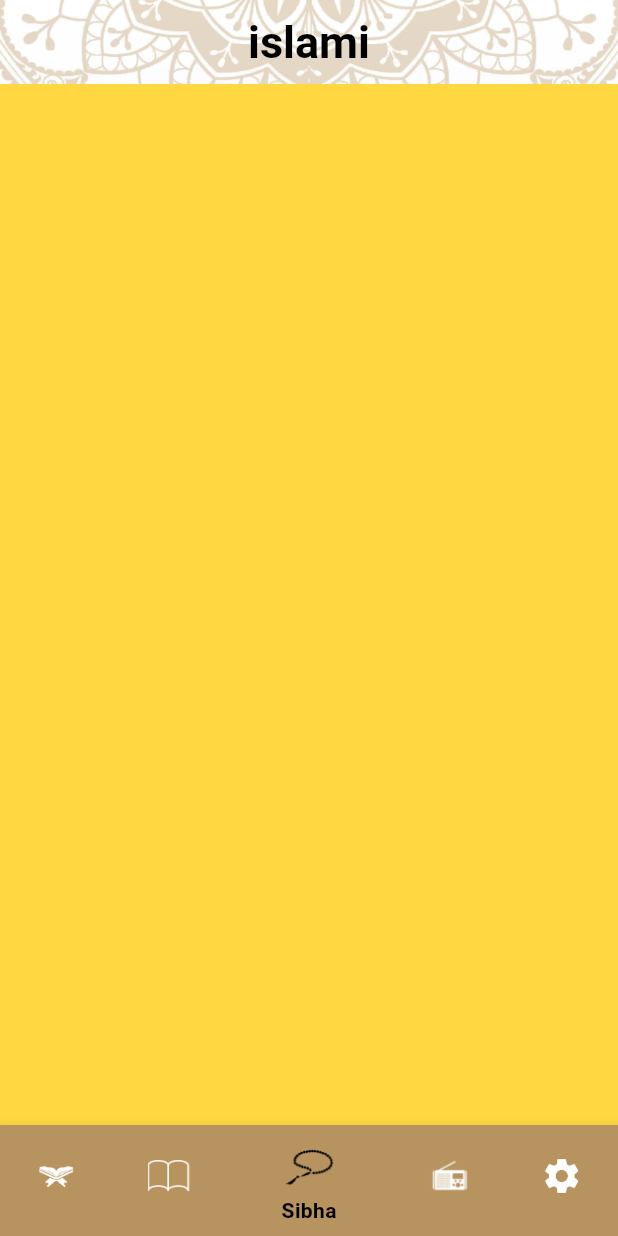
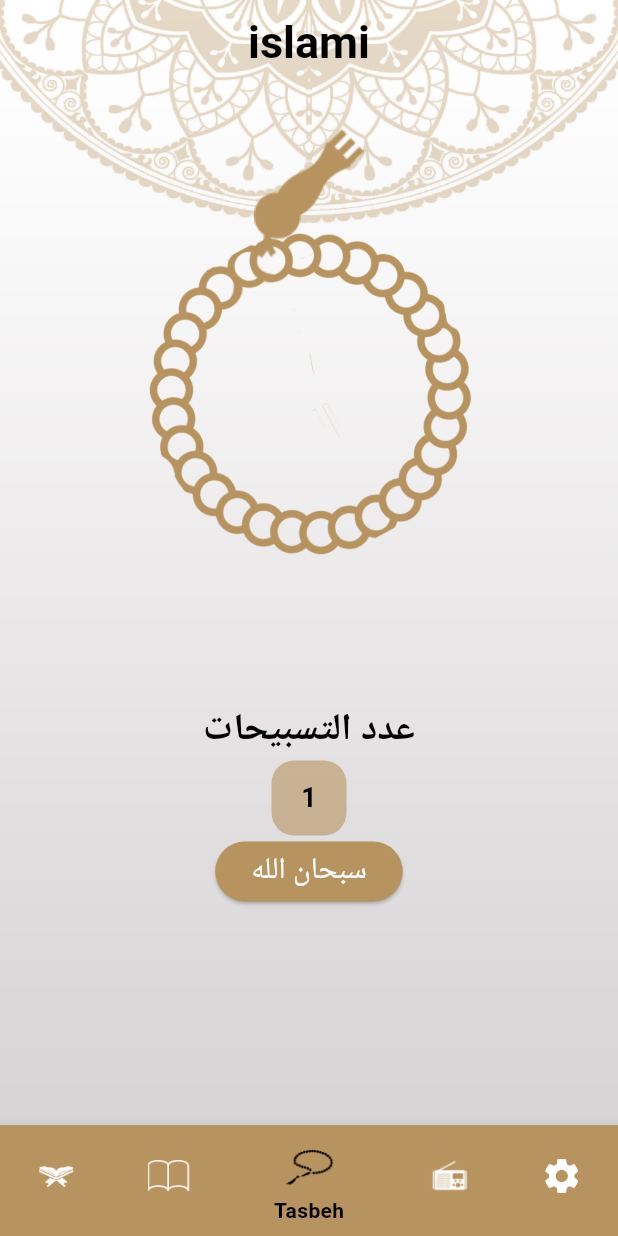
Before and after one commit to osos2511/quran_app, a Flutter app: the screen it shows after launch, item 3 of the bottom bar chosen, on a phone screen of 412 x 824 dp. Run offline on Flutter 3.47's test engine with Material 3 defaults, Android fonts, the phone set to English and light mode, and no system bars; generated files the repository leaves out were written again.

Commit message:
+ localization

```diff
--- /dev/null
+++ b/l10n.yaml
@@ -0,0 +1,3 @@
+arb-dir: lib/l10n
+template-arb-file: app_en.arb
+output-localization-file: app_localizations.dart
--- a/lib/config/theme/my_theme.dart
+++ b/lib/config/theme/my_theme.dart
@@ -27,6 +27,11 @@ class MyTheme {
       ),
     ),
     textTheme: const TextTheme(
+      bodyLarge: TextStyle(
+        color: Colors.black,
+        fontWeight: FontWeight.w600,
+        fontSize: 25,
+      ),
       titleSmall: TextStyle(
         fontWeight: FontWeight.w400,
         fontSize: 25,
--- a/lib/core/utils/assets_manager.dart
+++ b/lib/core/utils/assets_manager.dart
@@ -8,4 +8,6 @@ class AssetsManager {
   static const String radioIcon = 'assets/images/icon_radio.png';
   static const String quranHeaderImage = 'assets/images/quran_header_image.png';
   static const String hadithHeaderImage = 'assets/images/hadith_header.png';
+  static const String sebhaHeaderImage = 'assets/images/seb7a head.png';
+  static const String sebhaBodyImage = 'assets/images/seb7a_body.png';
 }
--- a/lib/my_app/my_app.dart
+++ b/lib/my_app/my_app.dart
@@ -1,4 +1,6 @@
 import 'package:flutter/material.dart';
+import 'package:flutter_gen/gen_l10n/app_localizations.dart';
+import 'package:flutter_localizations/flutter_localizations.dart';
 import 'package:islami_app/config/theme/my_theme.dart';
 import 'package:islami_app/core/utils/routes_manager.dart';
 import 'package:islami_app/presentation/home/home_screen.dart';
@@ -13,6 +15,18 @@ class MyApp extends StatelessWidget {
   Widget build(BuildContext context) {
     return MaterialApp(
       debugShowCheckedModeBanner: false,
+      localizationsDelegates: [
+        AppLocalizations.delegate, // Add this line
+
+        GlobalMaterialLocalizations.delegate,
+        GlobalWidgetsLocalizations.delegate,
+        GlobalCupertinoLocalizations.delegate,
+      ],
+      supportedLocales: [
+        Locale('en'), // English
+        Locale('ar'), // Arabic
+      ],
+      locale: Locale('en'),
       routes: {
         RoutesManager.homeRoute: (_) => HomeScreen(),
         RoutesManager.splashRoute: (_) => const SplashScreen(),
@@ -21,6 +35,7 @@ class MyApp extends StatelessWidget {
       },
       initialRoute: RoutesManager.splashRoute,
       theme: MyTheme.lightTheme,
+      themeMode: ThemeMode.dark,
     );
   }
 }
--- a/lib/presentation/home/home_screen.dart
+++ b/lib/presentation/home/home_screen.dart
@@ -1,6 +1,6 @@
 import 'package:flutter/material.dart';
+import 'package:flutter_gen/gen_l10n/app_localizations.dart';
 import 'package:islami_app/core/utils/assets_manager.dart';
-import 'package:islami_app/core/utils/strings_manager.dart';
 import 'package:islami_app/presentation/home/tabs/hadith_tab/hadith_tab.dart';
 import 'package:islami_app/presentation/home/tabs/quran_tab/quran_tab.dart';
 import 'package:islami_app/presentation/home/tabs/radio_tab/radio_tab.dart';
@@ -36,7 +36,7 @@ class _HomeScreenState extends State<HomeScreen> {
       ),
       child: Scaffold(
         appBar: AppBar(
-          title: const Text(StringsManager.appTitle),
+          title: Text(AppLocalizations.of(context)!.app_title),
         ),
         bottomNavigationBar: BottomNavigationBar(
           currentIndex: selectedIndex,
@@ -52,29 +52,29 @@ class _HomeScreenState extends State<HomeScreen> {
                 icon: const ImageIcon(
                   AssetImage(AssetsManager.quranIcon),
                 ),
-                label: StringsManager.quranLabel),
+                label: AppLocalizations.of(context)!.quran_tab),
             BottomNavigationBarItem(
                 backgroundColor: Theme.of(context).primaryColor,
                 icon: const ImageIcon(
                   AssetImage(AssetsManager.hadithIcon),
                 ),
-                label: StringsManager.hadithLabel),
+                label: AppLocalizations.of(context)!.hadith_tab),
             BottomNavigationBarItem(
                 backgroundColor: Theme.of(context).primaryColor,
                 icon: const ImageIcon(
                   AssetImage(AssetsManager.sibhaIcon),
                 ),
-                label: StringsManager.sibhaLabel),
+                label: AppLocalizations.of(context)!.tasbeh_tab),
             BottomNavigationBarItem(
                 backgroundColor: Theme.of(context).primaryColor,
                 icon: const ImageIcon(
                   AssetImage(AssetsManager.radioIcon),
                 ),
-                label: StringsManager.radioLable),
+                label: AppLocalizations.of(context)!.radio_tab),
             BottomNavigationBarItem(
                 backgroundColor: Theme.of(context).primaryColor,
                 icon: const Icon(Icons.settings),
-                label: StringsManager.radioLable),
+                label: AppLocalizations.of(context)!.setting_tab),
           ],
         ),
         body: tabs[selectedIndex],
--- a/lib/presentation/home/tabs/hadith_tab/widgets/hadith_header_name.dart
+++ b/lib/presentation/home/tabs/hadith_tab/widgets/hadith_header_name.dart
@@ -1,6 +1,5 @@
 import 'package:flutter/material.dart';
-
-import '../../../../../core/utils/strings_manager.dart';
+import 'package:flutter_gen/gen_l10n/app_localizations.dart';
 
 class HadithHeaderName extends StatelessWidget {
   const HadithHeaderName({super.key});
@@ -17,7 +16,7 @@ class HadithHeaderName extends StatelessWidget {
                   BorderSide(width: 3, color: Theme.of(context).dividerColor)),
         ),
         child: Text(
-          StringsManager.ahadithName,
+          AppLocalizations.of(context)!.ahadith,
           style: Theme.of(context).textTheme.titleSmall?.copyWith(
                 fontWeight: FontWeight.w600,
               ),
--- a/lib/presentation/home/tabs/quran_tab/quran_tab.dart
+++ b/lib/presentation/home/tabs/quran_tab/quran_tab.dart
@@ -1,6 +1,6 @@
 import 'package:flutter/material.dart';
+import 'package:flutter_gen/gen_l10n/app_localizations.dart';
 import 'package:islami_app/core/utils/assets_manager.dart';
-import 'package:islami_app/core/utils/strings_manager.dart';
 import 'package:islami_app/presentation/home/tabs/quran_tab/quran_title_widget/quran_title_widget.dart';
 
 class QuranTab extends StatelessWidget {
@@ -257,7 +257,7 @@ class QuranTab extends StatelessWidget {
               children: [
                 Expanded(
                     child: Text(
-                  StringsManager.chapterName,
+                  AppLocalizations.of(context)!.chapter_name,
                   textAlign: TextAlign.center,
                   style: Theme.of(context)
                       .textTheme
@@ -270,7 +270,7 @@ class QuranTab extends StatelessWidget {
                     color: Theme.of(context).dividerColor),
                 Expanded(
                     child: Text(
-                  StringsManager.versesNum,
+                  AppLocalizations.of(context)!.verses_number,
                   textAlign: TextAlign.center,
                   style: Theme.of(context)
                       .textTheme
--- a/lib/presentation/home/tabs/sebha_tab/sebha_tab.dart
+++ b/lib/presentation/home/tabs/sebha_tab/sebha_tab.dart
@@ -1,12 +1,57 @@
 import 'package:flutter/material.dart';
+import 'package:islami_app/core/utils/assets_manager.dart';
 
 class SebhaTab extends StatelessWidget {
   SebhaTab({super.key});
 
   @override
   Widget build(BuildContext context) {
-    return Container(
-      color: Colors.amberAccent,
+    return Center(
+      child: Column(
+        children: [
+          Stack(
+            alignment: Alignment.topCenter,
+            children: [
+              Container(
+                  width: MediaQuery.of(context).size.width * 0.7,
+                  height: MediaQuery.of(context).size.height * 0.5,
+                  child: Image.asset(AssetsManager.sebhaBodyImage)),
+              Container(
+                  width: MediaQuery.of(context).size.width * 0.5,
+                  height: MediaQuery.of(context).size.height * 0.2,
+                  child: Image.asset(AssetsManager.sebhaHeaderImage)),
+            ],
+          ),
+          Text(
+            'عدد التسبيحات',
+            style: Theme.of(context).textTheme.bodyLarge,
+          ),
+          Container(
+            width: 50,
+            height: 50,
+            decoration: BoxDecoration(
+              borderRadius: BorderRadius.circular(15),
+              color: Color(0xFFB7935F).withOpacity(0.6),
+            ),
+            child: Center(
+              child: Text(
+                '1',
+                style: TextStyle(color: Colors.black),
+              ),
+            ),
+          ),
+          ElevatedButton(
+            onPressed: () {},
+            style: ElevatedButton.styleFrom(
+              backgroundColor: Color(0xFFB7935F),
+            ),
+            child: Text(
+              'سبحان الله',
+              style: TextStyle(color: Colors.white, fontSize: 20),
+            ),
+          ),
+        ],
+      ),
     );
   }
 }
--- a/lib/presentation/home/tabs/settings_tab/widgets/language_bottom_sheet.dart
+++ b/lib/presentation/home/tabs/settings_tab/widgets/language_bottom_sheet.dart
@@ -1,4 +1,5 @@
 import 'package:flutter/material.dart';
+import 'package:flutter_gen/gen_l10n/app_localizations.dart';
 
 class LanguageBottomSheet extends StatelessWidget {
   LanguageBottomSheet({super.key});
@@ -15,7 +16,7 @@ class LanguageBottomSheet extends StatelessWidget {
             mainAxisAlignment: MainAxisAlignment.spaceBetween,
             children: [
               Text(
-                'English',
+                AppLocalizations.of(context)!.english,
                 style: Theme.of(context).textTheme.bodyMedium,
               ),
               Icon(Icons.check,
@@ -26,7 +27,7 @@ class LanguageBottomSheet extends StatelessWidget {
             height: 18,
           ),
           Text(
-            'Arabic',
+            AppLocalizations.of(context)!.arabic,
             style: Theme.of(context)
                 .textTheme
                 .bodyMedium
--- a/lib/presentation/home/tabs/settings_tab/widgets/theme_bottom_sheet.dart
+++ b/lib/presentation/home/tabs/settings_tab/widgets/theme_bottom_sheet.dart
@@ -1,4 +1,5 @@
 import 'package:flutter/material.dart';
+import 'package:flutter_gen/gen_l10n/app_localizations.dart';
 
 class ThemeBottomSheet extends StatelessWidget {
   const ThemeBottomSheet({super.key});
@@ -15,7 +16,7 @@ class ThemeBottomSheet extends StatelessWidget {
             mainAxisAlignment: MainAxisAlignment.spaceBetween,
             children: [
               Text(
-                'Light',
+                AppLocalizations.of(context)!.light,
                 style: Theme.of(context).textTheme.bodyMedium,
               ),
               Icon(Icons.check,
@@ -26,7 +27,7 @@ class ThemeBottomSheet extends StatelessWidget {
             height: 18,
           ),
           Text(
-            'Dark',
+            AppLocalizations.of(context)!.dark,
             style: Theme.of(context)
                 .textTheme
                 .bodyMedium
```
Also changed, not shown: lib/l10n/app_ar.arb (added, +17 -0 lines), lib/l10n/app_en.arb (added, +17 -0 lines), lib/presentation/home/tabs/settings_tab/settings_tab.dart (+11 -10 lines), pubspec.yaml (+7 -0 lines), assets/images/seb7a head.png (added), assets/images/seb7a_body.png (added), lib/generated/intl/messages_all.dart (added), lib/generated/intl/messages_ar.dart (added), lib/generated/intl/messages_en.dart (added), lib/generated/l10n.dart (added), pubspec.lock.
